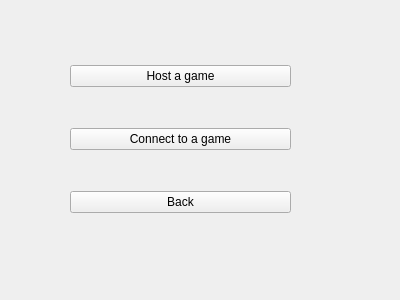
HenkSlabber/REII313, file UnoLite/multiplayerpage.ui: the form before one commit.
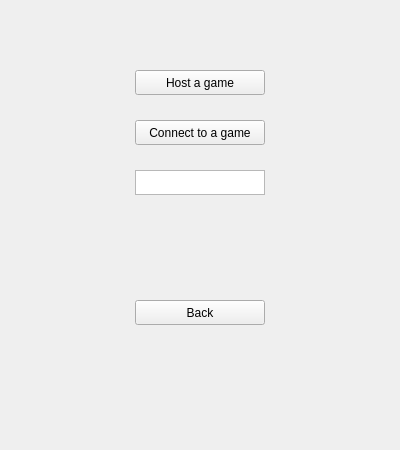
The form after the commit.

What changed in the file:
```diff
--- a/UnoLite/multiplayerpage.ui
+++ b/UnoLite/multiplayerpage.ui
@@ -7,44 +7,60 @@
     <x>0</x>
     <y>0</y>
     <width>400</width>
-    <height>300</height>
+    <height>450</height>
    </rect>
   </property>
   <property name="windowTitle">
    <string>Form</string>
   </property>
-  <widget class="QWidget" name="verticalLayoutWidget">
-   <property name="geometry">
-    <rect>
-     <x>70</x>
-     <y>30</y>
-     <width>221</width>
-     <height>221</height>
-    </rect>
-   </property>
-   <layout class="QVBoxLayout" name="verticalLayout">
-    <item>
      <widget class="QPushButton" name="HostBtn">
+   <property name="geometry">
+    <rect>
+     <x>135</x>
+     <y>70</y>
+     <width>130</width>
+     <height>25</height>
+    </rect>
+   </property>
       <property name="text">
        <string>Host a game</string>
       </property>
      </widget>
-    </item>
-    <item>
      <widget class="QPushButton" name="ConnectBtn">
+   <property name="geometry">
+    <rect>
+     <x>135</x>
+     <y>120</y>
+     <width>130</width>
+     <height>25</height>
+    </rect>
+   </property>
       <property name="text">
        <string>Connect to a game</string>
       </property>
      </widget>
-    </item>
-    <item>
      <widget class="QPushButton" name="MultiplayerPageBackBtn">
+   <property name="geometry">
+    <rect>
+     <x>135</x>
+     <y>300</y>
+     <width>130</width>
+     <height>25</height>
+    </rect>
+   </property>
       <property name="text">
        <string>Back</string>
       </property>
      </widget>
-    </item>
-   </layout>
+  <widget class="QPlainTextEdit" name="IPAddress">
+   <property name="geometry">
+    <rect>
+     <x>135</x>
+     <y>170</y>
+     <width>130</width>
+     <height>25</height>
+    </rect>
+   </property>
   </widget>
  </widget>
  <resources/>
```
Left out of the diff: 2 changed lines with no effect on the pictures. Lines whose indentation alone changed are shown as unchanged.
